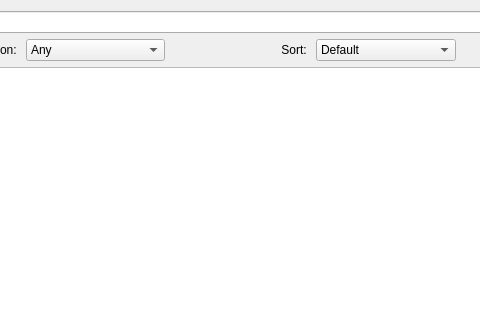
First picture: the form in src/ui/curseforgemodbrowser.ui, repository kaniol-lck/modmanager, before the edit; both pictures show x 130 to 610 and y 0 to 320 of the 887 by 554 pixel window.
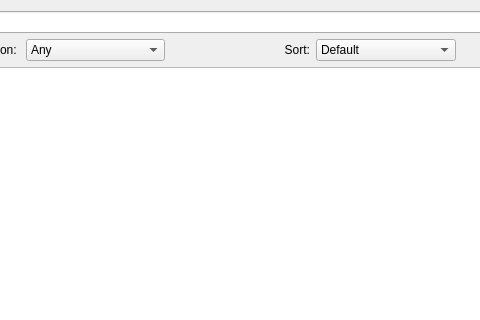
Second picture: the form after the edit.

Patch:
```diff
--- a/src/ui/curseforgemodbrowser.ui
+++ b/src/ui/curseforgemodbrowser.ui
@@ -73,7 +73,7 @@
      <item>
       <widget class="QLabel" name="label_2">
        <property name="text">
-        <string>Sort: </string>
+        <string>Sort:</string>
        </property>
        <property name="alignment">
         <set>Qt::AlignRight|Qt::AlignTrailing|Qt::AlignVCenter</set>
```
